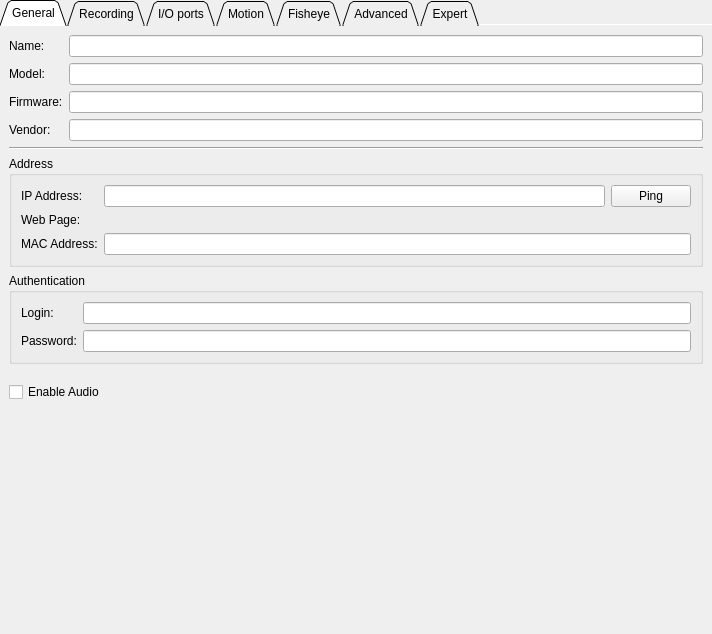
networkoptix/nx_open, file client/src/ui/widgets/properties/single_camera_settings_widget.ui: the form before one commit.
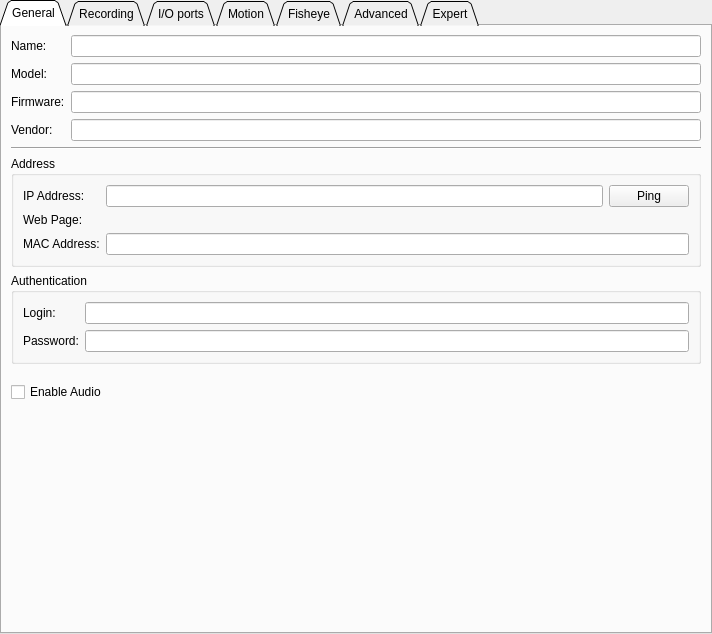
The form after the commit. Custom widgets are drawn as their Qt base class.

Commit message:
Remove documentMode flag from tab widgets.
<==== Mercurial data ====>
Branch: new_style

```diff
--- a/client/src/ui/widgets/properties/single_camera_settings_widget.ui
+++ b/client/src/ui/widgets/properties/single_camera_settings_widget.ui
@@ -31,9 +31,6 @@
      <property name="currentIndex">
       <number>0</number>
      </property>
-     <property name="documentMode">
-      <bool>true</bool>
-     </property>
      <widget class="QWidget" name="generalTab">
       <attribute name="title">
        <string>General</string>
```
The commit also changes 4 other files.
